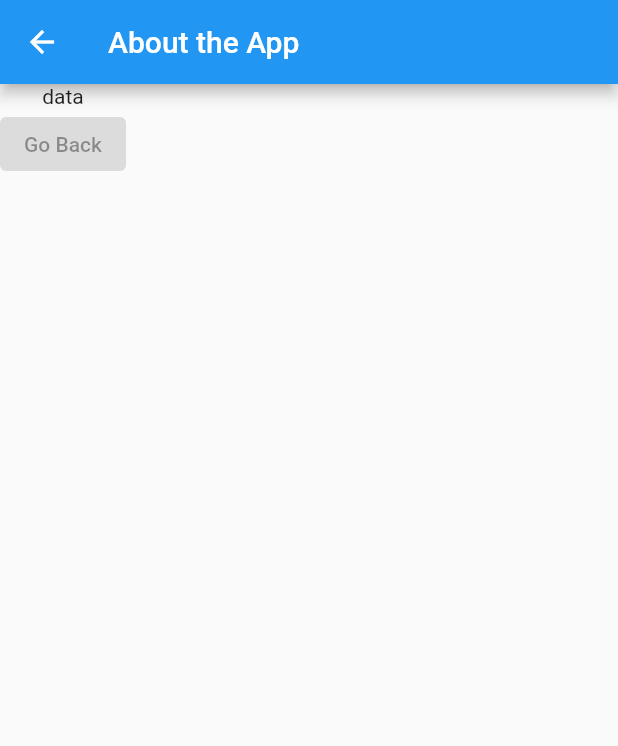
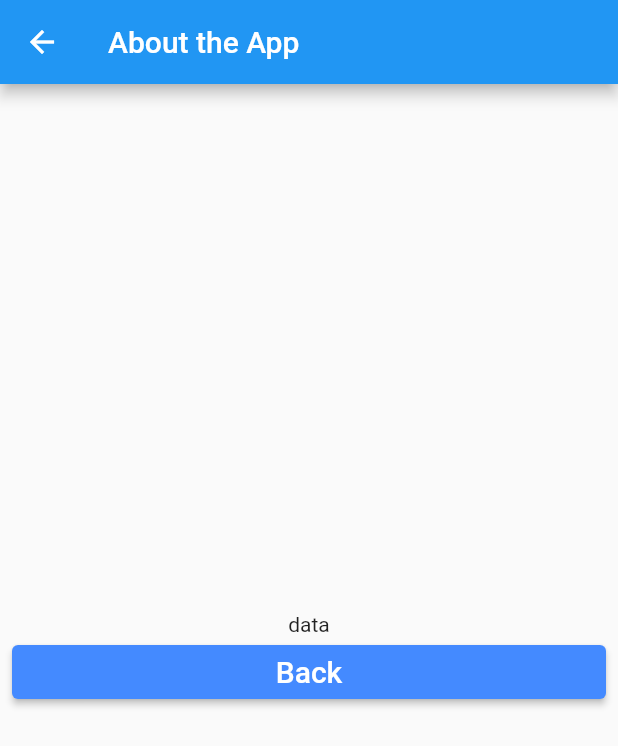
Before and after one commit to Rustam-Asdanov/snowfall_app, a Flutter app: the screen it shows after launch, after a tap on "About", on a phone screen of 412 x 824 dp. Shown: the top 746 px of the screen. Run offline on Flutter 3.47's test engine with Material 2 defaults, Android fonts, the phone set to English and light mode, and no system bars; Roboto replaces fonts that are missing (Arial).

Commit message:
changes in style

```diff
--- a/lib/main.dart
+++ b/lib/main.dart
@@ -12,8 +12,8 @@ void main() {
         "/": (context) => HomePage(),
         // "/signIn":(context) => SignIn(),
         // "/signUp":(context) => SignUp(),
-        "/about": (context) => const AboutApp(),
-        "/exit": (context) => const ExitApp()
+        "/about": (context) => AboutApp(),
+        "/exit": (context) => ExitApp()
       },
     ),
   );
--- a/lib/routes/about_app.dart
+++ b/lib/routes/about_app.dart
@@ -1,6 +1,7 @@
 import 'package:flutter/material.dart';
+import '../widgets/my_button.dart';
 
-class AboutApp extends StatelessWidget{
+class AboutApp extends StatelessWidget {
   const AboutApp({super.key});
 
   @override
@@ -9,13 +10,23 @@ class AboutApp extends StatelessWidget{
       appBar: AppBar(
         title: const Text("About the App"),
       ),
-      body: Column(
-        children: const <Widget>[
-          Text("data"),
-          ElevatedButton(
-            onPressed: null,
-            child: Text("Go Back"))
-        ],
+      body: Material(
+        child: Padding(
+          padding: const EdgeInsets.all(8.0),
+          child: Column(
+            mainAxisAlignment: MainAxisAlignment.center,
+            crossAxisAlignment: CrossAxisAlignment.stretch,
+            children: <Widget>[
+              const Text(textAlign: TextAlign.center, "data"),
+              MyButton(
+                  text: "Back",
+                  color: Colors.blueAccent,
+                  myFunc: () {
+                    Navigator.pushNamed(context, "/");
+                  }),
+            ],
+          ),
+        ),
       ),
     );
   }
```
